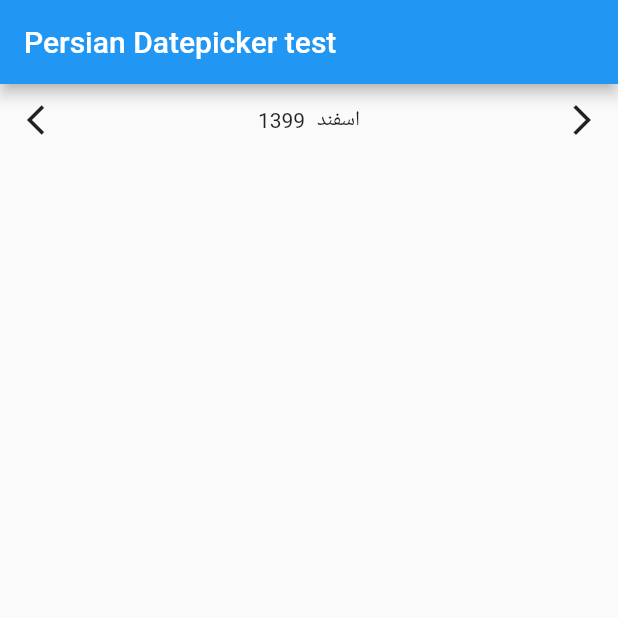
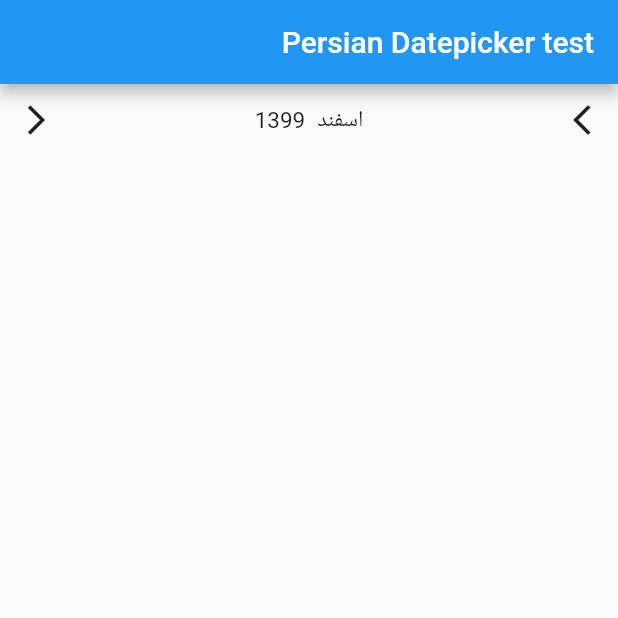
Before and after one commit to Ashkan4472/flutter_shamsi_datepicker, a Flutter app: the screen it shows after launch, on a phone screen of 412 x 824 dp, the top half of it. Run offline on Flutter 3.47's test engine with Material 2 defaults, Android fonts, the phone set to English and light mode, and no system bars; our stand-ins replace shamsi_date.

```diff
--- a/example/lib/main.dart
+++ b/example/lib/main.dart
@@ -1,4 +1,5 @@
 import 'package:flutter/material.dart';
+import 'package:flutter_localizations/flutter_localizations.dart';
 import 'package:persian_datepicker/persian_datepicker.dart';
 
 void main() {
@@ -9,6 +10,15 @@ class MyApp extends StatelessWidget {
   @override
   Widget build(BuildContext context) {
     return MaterialApp(
+      localizationsDelegates: [
+        GlobalCupertinoLocalizations.delegate,
+        GlobalMaterialLocalizations.delegate,
+        GlobalWidgetsLocalizations.delegate,
+      ],
+      supportedLocales: [
+        const Locale("fa", "IR"),
+      ],
+      locale: Locale("fa", "IR"),
       title: 'Flutter Demo',
       theme: ThemeData(
         primarySwatch: Colors.blue,
--- a/example/pubspec.yaml
+++ b/example/pubspec.yaml
@@ -22,6 +22,8 @@ environment:
 
 dependencies:
   flutter:
+    sdk: flutter
+  flutter_localizations:
     sdk: flutter
   persian_datepicker:
     path: ../../persian_datepicker
--- a/lib/widgets/month_select.dart
+++ b/lib/widgets/month_select.dart
@@ -37,20 +37,15 @@ class _MonthSelectState extends State<MonthSelect> {
       child: Row(
         children: [
           IconButton(
-            icon: Icon(Icons.arrow_back_ios_outlined),
+            icon: Icon(Icons.arrow_forward_ios_outlined),
             onPressed: () {
               setState(() {
-                this.jalali = this.jalali.addMonths(1);
+                this.jalali = this.jalali.addMonths(-1);
                 widget.onMonthChange(this.jalali);
               });
             },
           ),
           Spacer(),
-          Text(
-            this.jalali.year.toString(),
-            style: widget.yearTextStyle,
-          ),
-          SizedBox(width: 8),
           Text(
             (widget.customMonthesName != null &&
                     widget.customMonthesName.length == 11)
@@ -58,12 +53,17 @@ class _MonthSelectState extends State<MonthSelect> {
                 : MonthUtil.getMonthName(this.jalali.month),
             style: widget.monthTextStyle,
           ),
+          SizedBox(width: 8),
+          Text(
+            this.jalali.year.toString(),
+            style: widget.yearTextStyle,
+          ),
           Spacer(),
           IconButton(
-            icon: Icon(Icons.arrow_forward_ios_outlined),
+            icon: Icon(Icons.arrow_back_ios_outlined),
             onPressed: () {
               setState(() {
-                this.jalali = this.jalali.addMonths(-1);
+                this.jalali = this.jalali.addMonths(1);
                 widget.onMonthChange(this.jalali);
               });
             },
```
Also changed, not shown: example/pubspec.lock.
